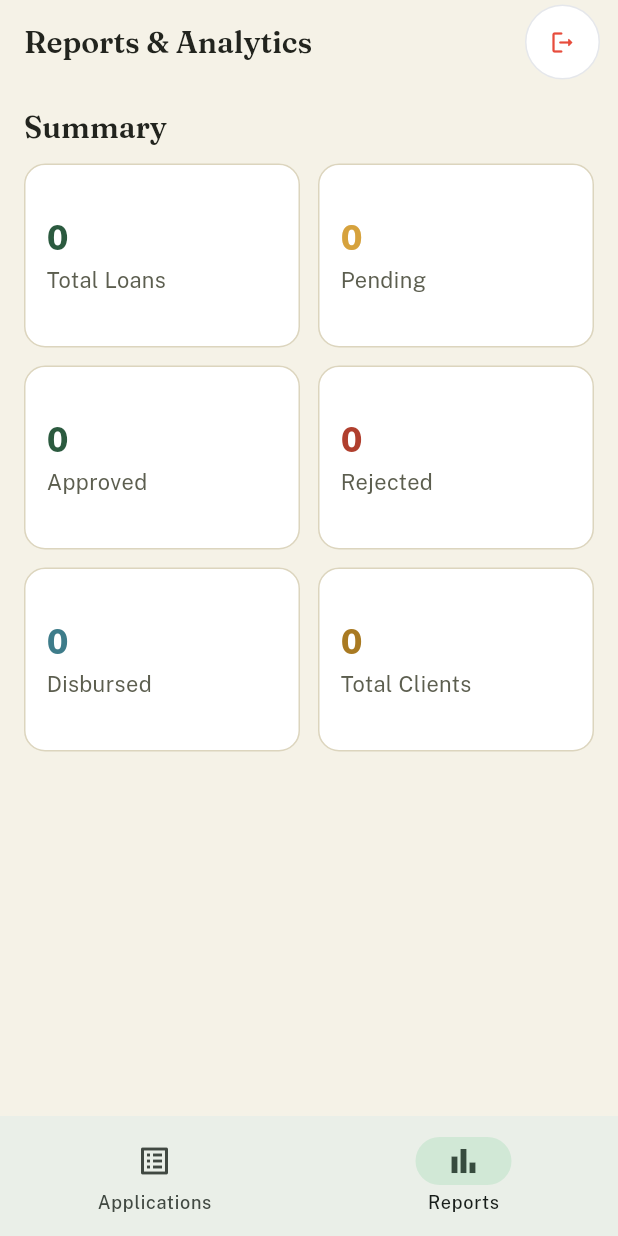
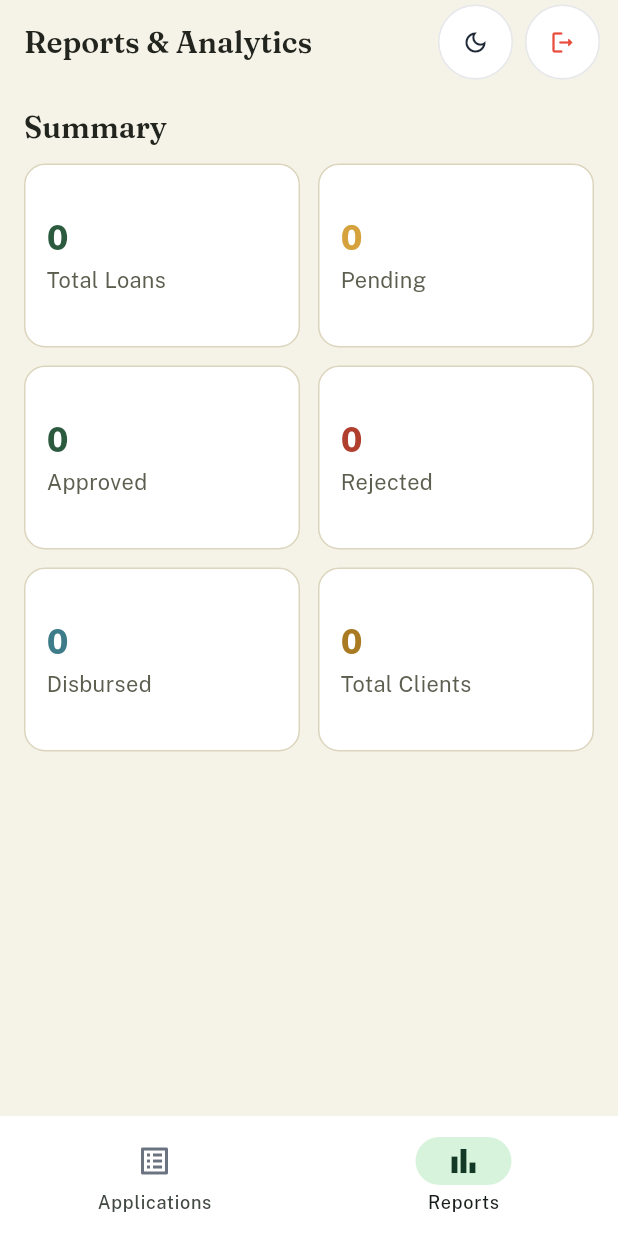
Before and after one commit to fifilx/vunaflow_app, a Flutter app: the StaffDashboardScreen screen opened directly, item 2 of the bottom bar chosen, on a phone screen of 412 x 824 dp. Run offline on Flutter 3.47's test engine with Material 3 defaults, Android fonts, the light colour scheme and no system bars; our stand-ins replace file_picker, fl_chart, google_fonts, shared_preferences; accounts and stored records are empty; network calls fail.

Commit message:
Add full Light/Dark theme support to all staff screens (Applications, Reports, Admin, Loan Review)

```diff
--- a/frontend/vunaflow_app/lib/screens/staff/staff_admin_tab.dart
+++ b/frontend/vunaflow_app/lib/screens/staff/staff_admin_tab.dart
@@ -2,6 +2,7 @@ import 'package:flutter/material.dart';
 import '../../services/api_service.dart';
 import '../../theme/app_theme.dart';
 import '../../widgets/logout_button.dart';
+import '../../widgets/theme_toggle_button.dart';
 import '../../utils/validators.dart';
 
 class StaffAdminTab extends StatelessWidget {
@@ -14,7 +15,7 @@ class StaffAdminTab extends StatelessWidget {
       child: Scaffold(
         appBar: AppBar(
           title: const Text('Admin'),
-          actions: const [LogoutButton()],
+          actions: const [ThemeToggleButton(), LogoutButton()],
           bottom: const TabBar(
             tabs: [
               Tab(text: 'Staff & Roles'),
--- a/frontend/vunaflow_app/lib/screens/staff/staff_dashboard_screen.dart
+++ b/frontend/vunaflow_app/lib/screens/staff/staff_dashboard_screen.dart
@@ -19,6 +19,9 @@ class _StaffDashboardScreenState extends State<StaffDashboardScreen> {
   Widget build(BuildContext context) {
     final user = context.watch<AuthProvider>().user;
     final isAdmin = user?.isAdmin ?? false;
+    final isDark = Theme.of(context).brightness == Brightness.dark;
+    final primaryActiveColor = isDark ? const Color(0xFF34D399) : const Color(0xFF133826);
+    final unselectedColor = isDark ? const Color(0xFF8BA596) : const Color(0xFF6B7280);
 
     final screens = [
       const StaffApplicationsTab(),
@@ -27,15 +30,32 @@ class _StaffDashboardScreenState extends State<StaffDashboardScreen> {
     ];
 
     final destinations = [
-      const NavigationDestination(icon: Icon(Icons.list_alt_outlined), selectedIcon: Icon(Icons.list_alt), label: 'Applications'),
-      const NavigationDestination(icon: Icon(Icons.bar_chart_outlined), selectedIcon: Icon(Icons.bar_chart), label: 'Reports'),
-      if (isAdmin) const NavigationDestination(icon: Icon(Icons.admin_panel_settings_outlined), selectedIcon: Icon(Icons.admin_panel_settings), label: 'Admin'),
+      NavigationDestination(
+        icon: Icon(Icons.list_alt_outlined, color: unselectedColor),
+        selectedIcon: Icon(Icons.list_alt, color: primaryActiveColor),
+        label: 'Applications',
+      ),
+      NavigationDestination(
+        icon: Icon(Icons.bar_chart_outlined, color: unselectedColor),
+        selectedIcon: Icon(Icons.bar_chart, color: primaryActiveColor),
+        label: 'Reports',
+      ),
+      if (isAdmin)
+        NavigationDestination(
+          icon: Icon(Icons.admin_panel_settings_outlined, color: unselectedColor),
+          selectedIcon: Icon(Icons.admin_panel_settings, color: primaryActiveColor),
+          label: 'Admin',
+        ),
     ];
 
     return Scaffold(
       body: IndexedStack(index: _index, children: screens),
       bottomNavigationBar: NavigationBar(
         selectedIndex: _index,
+        backgroundColor: isDark ? const Color(0xFF0F1B14) : Colors.white,
+        indicatorColor: isDark ? const Color(0xFF1B3D2A) : const Color(0xFFD8F3DC),
+        elevation: 8,
+        surfaceTintColor: Colors.transparent,
         onDestinationSelected: (i) => setState(() => _index = i),
         destinations: destinations,
       ),
--- a/frontend/vunaflow_app/lib/screens/staff/staff_reports_tab.dart
+++ b/frontend/vunaflow_app/lib/screens/staff/staff_reports_tab.dart
@@ -3,6 +3,7 @@ import 'package:fl_chart/fl_chart.dart';
 import '../../services/api_service.dart';
 import '../../theme/app_theme.dart';
 import '../../widgets/logout_button.dart';
+import '../../widgets/theme_toggle_button.dart';
 
 class StaffReportsTab extends StatefulWidget {
   const StaffReportsTab({super.key});
@@ -41,8 +42,12 @@ class _StaffReportsTabState extends State<StaffReportsTab> {
 
   @override
   Widget build(BuildContext context) {
+    final isDark = Theme.of(context).brightness == Brightness.dark;
     return Scaffold(
-      appBar: AppBar(title: const Text('Reports & Analytics'), actions: const [LogoutButton()]),
+      appBar: AppBar(
+        title: const Text('Reports & Analytics'),
+        actions: const [ThemeToggleButton(), LogoutButton()],
+      ),
       body: _loading
           ? const Center(child: CircularProgressIndicator())
           : RefreshIndicator(
@@ -60,12 +65,12 @@ class _StaffReportsTabState extends State<StaffReportsTab> {
                     crossAxisSpacing: 12,
                     childAspectRatio: 1.5,
                     children: [
-                      _ReportStat(label: 'Total Loans', value: '${_summary?['total_loans'] ?? 0}', color: AppColors.primary),
-                      _ReportStat(label: 'Pending', value: '${_summary?['pending_loans'] ?? 0}', color: AppColors.warning),
-                      _ReportStat(label: 'Approved', value: '${_summary?['approved_loans'] ?? 0}', color: AppColors.success),
-                      _ReportStat(label: 'Rejected', value: '${_summary?['rejected_loans'] ?? 0}', color: AppColors.danger),
-                      _ReportStat(label: 'Disbursed', value: '${_summary?['disbursed_loans'] ?? 0}', color: AppColors.info),
-                      _ReportStat(label: 'Total Clients', value: '${_summary?['total_clients'] ?? 0}', color: AppColors.accentDark),
+                      _ReportStat(label: 'Total Loans', value: '${_summary?['total_loans'] ?? 0}', color: AppColors.primary, isDark: isDark),
+                      _ReportStat(label: 'Pending', value: '${_summary?['pending_loans'] ?? 0}', color: AppColors.warning, isDark: isDark),
+                      _ReportStat(label: 'Approved', value: '${_summary?['approved_loans'] ?? 0}', color: AppColors.success, isDark: isDark),
+                      _ReportStat(label: 'Rejected', value: '${_summary?['rejected_loans'] ?? 0}', color: AppColors.danger, isDark: isDark),
+                      _ReportStat(label: 'Disbursed', value: '${_summary?['disbursed_loans'] ?? 0}', color: AppColors.info, isDark: isDark),
+                      _ReportStat(label: 'Total Clients', value: '${_summary?['total_clients'] ?? 0}', color: AppColors.accentDark, isDark: isDark),
                     ],
                   ),
                   const SizedBox(height: 32),
@@ -73,7 +78,7 @@ class _StaffReportsTabState extends State<StaffReportsTab> {
                   if (_analytics != null) ...[
                     Text('Applications by Month', style: Theme.of(context).textTheme.titleLarge),
                     const SizedBox(height: 12),
-                    SizedBox(height: 220, child: _MonthlyBarChart(data: _analytics!['applications_by_month'] as List<dynamic>)),
+                    SizedBox(height: 220, child: _MonthlyBarChart(data: _analytics!['applications_by_month'] as List<dynamic>, isDark: isDark)),
                     const SizedBox(height: 32),
 
                     Text('Approved vs Rejected', style: Theme.of(context).textTheme.titleLarge),
@@ -83,12 +88,12 @@ class _StaffReportsTabState extends State<StaffReportsTab> {
 
                     Text('Loan Amounts', style: Theme.of(context).textTheme.titleLarge),
                     const SizedBox(height: 12),
-                    _LoanAmountsCard(data: _analytics!['loan_amounts'] as Map<String, dynamic>),
+                    _LoanAmountsCard(data: _analytics!['loan_amounts'] as Map<String, dynamic>, isDark: isDark),
                     const SizedBox(height: 32),
 
                     Text('Applications by Branch', style: Theme.of(context).textTheme.titleLarge),
                     const SizedBox(height: 12),
-                    ..._buildBranchBars(_analytics!['applications_by_branch'] as List<dynamic>),
+                    ..._buildBranchBars(_analytics!['applications_by_branch'] as List<dynamic>, isDark),
                   ],
                 ],
               ),
@@ -96,7 +101,7 @@ class _StaffReportsTabState extends State<StaffReportsTab> {
     );
   }
 
-  List<Widget> _buildBranchBars(List<dynamic> data) {
+  List<Widget> _buildBranchBars(List<dynamic> data, bool isDark) {
     final maxCount = data.fold<int>(1, (m, e) => (int.parse(e['count'].toString())) > m ? int.parse(e['count'].toString()) : m);
     return data.map((e) {
       final count = int.parse(e['count'].toString());
@@ -129,13 +134,18 @@ class _ReportStat extends StatelessWidget {
   final String label;
   final String value;
   final Color color;
-  const _ReportStat({required this.label, required this.value, required this.color});
+  final bool isDark;
+  const _ReportStat({required this.label, required this.value, required this.color, required this.isDark});
 
   @override
   Widget build(BuildContext context) {
     return Container(
       padding: const EdgeInsets.all(14),
-      decoration: BoxDecoration(color: Colors.white, borderRadius: BorderRadius.circular(14), border: Border.all(color: AppColors.border)),
+      decoration: BoxDecoration(
+        color: isDark ? const Color(0xFF14241B) : Colors.white,
+        borderRadius: BorderRadius.circular(14),
+        border: Border.all(color: isDark ? const Color(0xFF223C2D) : AppColors.border),
+      ),
       child: Column(
         crossAxisAlignment: CrossAxisAlignment.start,
         mainAxisAlignment: MainAxisAlignment.center,
@@ -150,20 +160,32 @@ class _ReportStat extends StatelessWidget {
 
 class _MonthlyBarChart extends StatelessWidget {
   final List<dynamic> data;
-  const _MonthlyBarChart({required this.data});
+  final bool isDark;
+  const _MonthlyBarChart({required this.data, required this.isDark});
 
   @override
   Widget build(BuildContext context) {
     if (data.isEmpty) return const Center(child: Text('No data yet.'));
     final maxY = data.fold<double>(1, (m, e) => double.parse(e['count'].toString()) > m ? double.parse(e['count'].toString()) : m);
+    final gridColor = isDark ? const Color(0xFF223C2D) : Colors.grey.shade200;
 
     return BarChart(
       BarChartData(
         maxY: maxY + 1,
         borderData: FlBorderData(show: false),
-        gridData: const FlGridData(show: true, drawVerticalLine: false),
+        gridData: FlGridData(
+          show: true,
+          drawVerticalLine: false,
+          getDrawingHorizontalLine: (v) => FlLine(color: gridColor, strokeWidth: 1),
+        ),
         titlesData: FlTitlesData(
-          leftTitles: const AxisTitles(sideTitles: SideTitles(showTitles: true, reservedSize: 28)),
+          leftTitles: AxisTitles(
+            sideTitles: SideTitles(
+              showTitles: true,
+              reservedSize: 28,
+              getTitlesWidget: (v, m) => Text('${v.toInt()}', style: TextStyle(fontSize: 10, color: isDark ? const Color(0xFF9EBAA9) : Colors.grey)),
+            ),
+          ),
           rightTitles: const AxisTitles(sideTitles: SideTitles(showTitles: false)),
           topTitles: const AxisTitles(sideTitles: SideTitles(showTitles: false)),
           bottomTitles: AxisTitles(
@@ -173,14 +195,22 @@ class _MonthlyBarChart extends StatelessWidget {
                 final i = value.toInt();
                 if (i < 0 || i >= data.length) return const SizedBox.shrink();
                 final month = data[i]['month'].toString();
-                return Padding(padding: const EdgeInsets.only(top: 6), child: Text(month.substring(5), style: const TextStyle(fontSize: 10)));
+                return Padding(
+                  padding: const EdgeInsets.only(top: 6),
+                  child: Text(month.substring(5), style: TextStyle(fontSize: 10, color: isDark ? const Color(0xFF9EBAA9) : Colors.grey)),
+                );
               },
             ),
           ),
         ),
         barGroups: List.generate(data.length, (i) {
           return BarChartGroupData(x: i, barRods: [
-            BarChartRodData(toY: double.parse(data[i]['count'].toString()), color: AppColors.primary, width: 16, borderRadius: BorderRadius.circular(4)),
+            BarChartRodData(
+              toY: double.parse(data[i]['count'].toString()),
+              color: isDark ? const Color(0xFF34D399) : AppColors.primary,
+              width: 16,
+              borderRadius: BorderRadius.circular(4),
+            ),
           ]);
         }),
       ),
@@ -232,7 +262,8 @@ class _ApprovedVsRejectedChart extends StatelessWidget {
 
 class _LoanAmountsCard extends StatelessWidget {
   final Map<String, dynamic> data;
-  const _LoanAmountsCard({required this.data});
+  final bool isDark;
+  const _LoanAmountsCard({required this.data, required this.isDark});
 
   String _fmt(dynamic v) => 'KSh ${double.parse(v.toString()).toStringAsFixed(0)}';
 
@@ -240,7 +271,11 @@ class _LoanAmountsCard extends StatelessWidget {
   Widget build(BuildContext context) {
     return Container(
       padding: const EdgeInsets.all(16),
-      decoration: BoxDecoration(color: Colors.white, borderRadius: BorderRadius.circular(14), border: Border.all(color: AppColors.border)),
+      decoration: BoxDecoration(
+        color: isDark ? const Color(0xFF14241B) : Colors.white,
+        borderRadius: BorderRadius.circular(14),
+        border: Border.all(color: isDark ? const Color(0xFF223C2D) : AppColors.border),
+      ),
       child: Column(
         children: [
           _row(context, 'Total Amount Requested', _fmt(data['total_amount'])),
```
Also changed, not shown: frontend/vunaflow_app/lib/screens/staff/staff_applications_tab.dart (+53 -43 lines), frontend/vunaflow_app/lib/screens/staff/staff_loan_review_screen.dart (+13 -4 lines).
